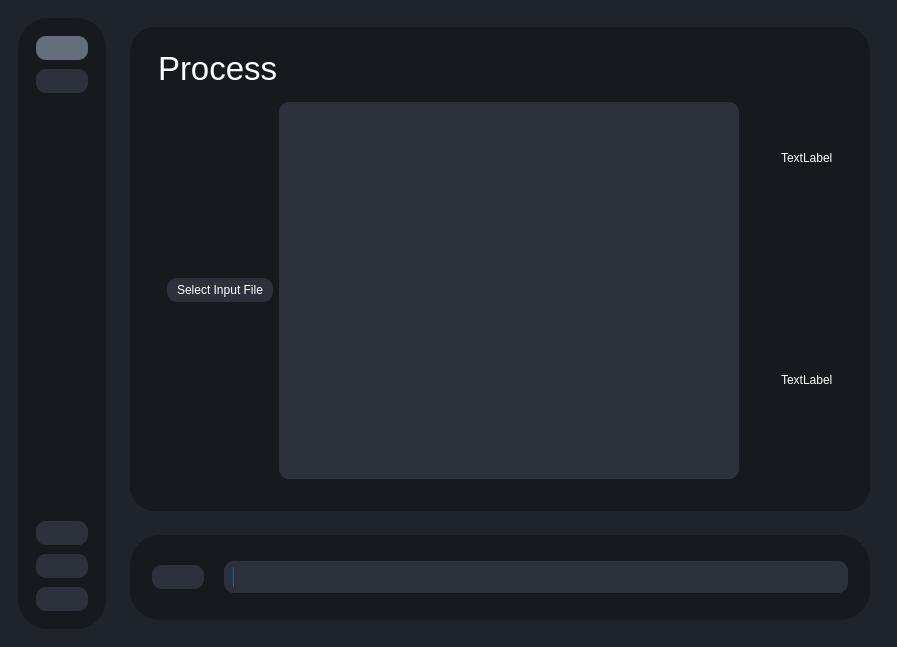
Above: testRVEInterface.ui from TNTwise/rve-frontend-py before the change. Below: the same form after it.
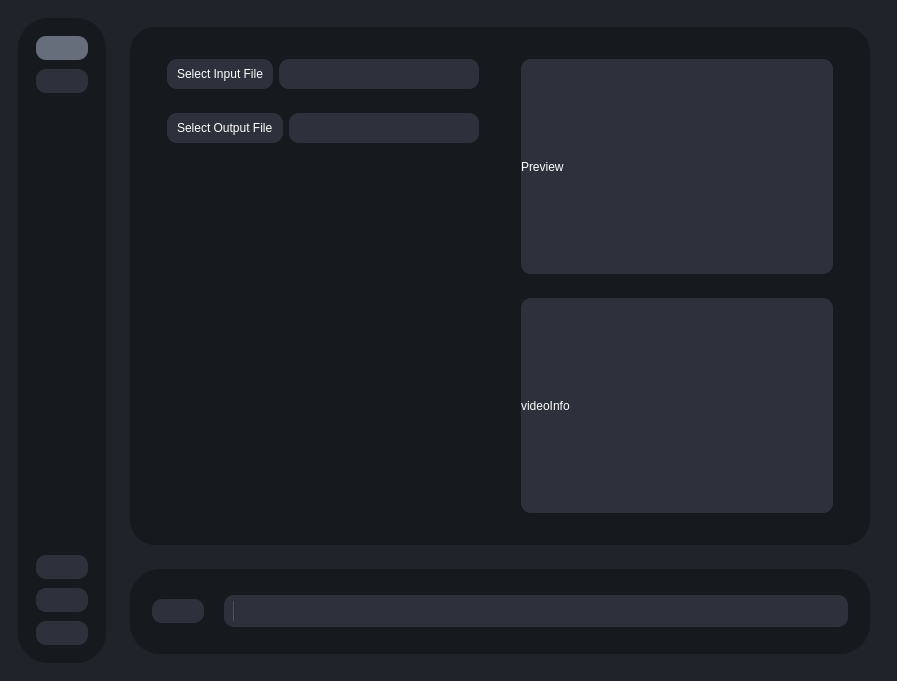
That is the form after the change. The open tabs and pages were chosen to show the change. Icons and pictures are not drawn.

Commit message: connect up buttons

```diff
--- a/testRVEInterface.ui
+++ b/testRVEInterface.ui
@@ -7,7 +7,7 @@
     <x>0</x>
     <y>0</y>
     <width>897</width>
-    <height>647</height>
+    <height>681</height>
    </rect>
   </property>
   <property name="windowTitle">
@@ -124,38 +124,46 @@
                   <height>16777215</height>
                  </size>
                 </property>
+                <property name="styleSheet">
+                 <string notr="true">QLineEdit{
+background-color:#2c313c;
+border-radius: 10px;
+}
+
+QPushButton{
+    background-color:#2c313c;
+	text-align:left;
+	padding:5px 10px;
+	border-radius: 10px;
+}
+QPushButton:checked{
+	background-color:#676e7b;
+}
+QPushButton:hover{
+	background-color:#343b47;
+}
+</string>
+                </property>
                 <layout class="QVBoxLayout" name="verticalLayout_7">
-                 <item>
-                  <widget class="QLabel" name="label_2">
-                   <property name="font">
-                    <font>
-                     <pointsize>25</pointsize>
-                    </font>
-                   </property>
-                   <property name="text">
-                    <string>Process</string>
-                   </property>
-                  </widget>
-                 </item>
                  <item>
                   <widget class="QWidget" name="inputFileContainer" native="true">
                    <layout class="QHBoxLayout" name="horizontalLayout_4">
                     <item>
-                     <widget class="QPushButton" name="pushButton_2">
+                     <widget class="QPushButton" name="inputFileSelectButton">
+                      <property name="minimumSize">
+                       <size>
+                        <width>0</width>
+                        <height>30</height>
+                       </size>
+                      </property>
+                      <property name="maximumSize">
+                       <size>
+                        <width>16777215</width>
+                        <height>30</height>
+                       </size>
+                      </property>
                       <property name="styleSheet">
-                       <string notr="true">QPushButton{
-    background-color:#2c313c;
-	text-align:left;
-	padding:5px 10px;
-	border-radius: 10px;
-}
-QPushButton:checked{
-	background-color:#676e7b;
-}
-QPushButton:hover{
-	background-color:#343b47;
-}
-</string>
+                       <string notr="true"/>
                       </property>
                       <property name="text">
                        <string>Select Input File</string>
@@ -163,25 +171,66 @@
                      </widget>
                     </item>
                     <item>
-                     <widget class="QPlainTextEdit" name="inputFileText">
-                      <property name="styleSheet">
-                       <string notr="true">QPlainTextEdit{
-background-color:#2c313c;
-border-radius: 10px;
-}
-</string>
+                     <widget class="QLineEdit" name="inputFileText">
+                      <property name="minimumSize">
+                       <size>
+                        <width>0</width>
+                        <height>30</height>
+                       </size>
                       </property>
-                      <property name="lineWrapMode">
-                       <enum>QPlainTextEdit::NoWrap</enum>
+                     </widget>
+                    </item>
+                   </layout>
+                  </widget>
+                 </item>
+                 <item>
+                  <widget class="QWidget" name="outputFileContainer" native="true">
+                   <layout class="QHBoxLayout" name="horizontalLayout_5">
+                    <item>
+                     <widget class="QPushButton" name="outputFileSelectButton">
+                      <property name="minimumSize">
+                       <size>
+                        <width>0</width>
+                        <height>30</height>
+                       </size>
                       </property>
-                      <property name="readOnly">
-                       <bool>false</bool>
+                      <property name="maximumSize">
+                       <size>
+                        <width>16777215</width>
+                        <height>30</height>
+                       </size>
                       </property>
+                      <property name="text">
+                       <string>Select Output File</string>
+                      </property>
                      </widget>
                     </item>
+                    <item>
+                     <widget class="QLineEdit" name="outputFileText">
+                      <property name="minimumSize">
+                       <size>
+                        <width>0</width>
+                        <height>30</height>
+                       </size>
+                      </property>
+                     </widget>
+                    </item>
                    </layout>
                   </widget>
                  </item>
+                 <item>
+                  <spacer name="verticalSpacer_2">
+                   <property name="orientation">
+                    <enum>Qt::Vertical</enum>
+                   </property>
+                   <property name="sizeHint" stdset="0">
+                    <size>
+                     <width>20</width>
+                     <height>40</height>
+                    </size>
+                   </property>
+                  </spacer>
+                 </item>
                 </layout>
                </widget>
               </item>
@@ -192,9 +241,22 @@
                   <widget class="QWidget" name="previewSubContainer" native="true">
                    <layout class="QVBoxLayout" name="verticalLayout_8">
                     <item>
-                     <widget class="QLabel" name="label_5">
+                     <widget class="QLabel" name="previewLabel">
+                      <property name="sizePolicy">
+                       <sizepolicy hsizetype="Expanding" vsizetype="Preferred">
+                        <horstretch>0</horstretch>
+                        <verstretch>0</verstretch>
+                       </sizepolicy>
+                      </property>
+                      <property name="styleSheet">
+                       <string notr="true">QLabel{
+background-color:#2c313c;
+border-radius: 10px;
+}
+</string>
+                      </property>
                       <property name="text">
-                       <string>TextLabel</string>
+                       <string>Preview</string>
                       </property>
                      </widget>
                     </item>
@@ -205,9 +267,16 @@
                   <widget class="QWidget" name="infoSubContainer" native="true">
                    <layout class="QVBoxLayout" name="verticalLayout_9">
                     <item>
-                     <widget class="QLabel" name="label_6">
+                     <widget class="QLabel" name="videoInfoLabel">
+                      <property name="styleSheet">
+                       <string notr="true">QLabel{
+background-color:#2c313c;
+border-radius: 10px;
+}
+</string>
+                      </property>
                       <property name="text">
-                       <string>TextLabel</string>
+                       <string>videoInfo</string>
                       </property>
                      </widget>
                     </item>
```
Left out of the diff: 2 changed lines with no effect on the pictures. The commit also changes 4 other files.
